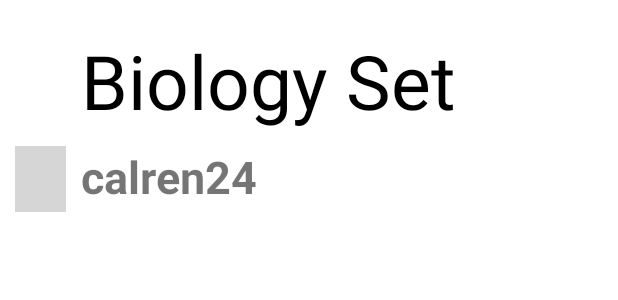
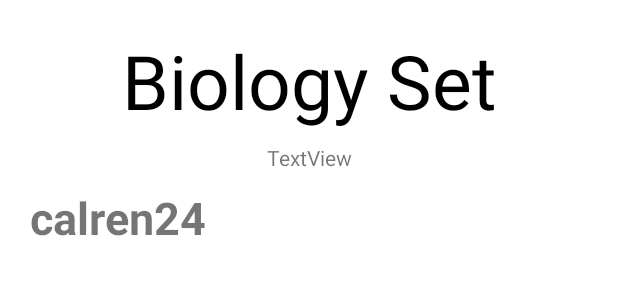
Before and after one commit to ProjectFlash/ProjectFlash, an Android app: the layout item_set.xml on its own in the app's theme, with its tools: preview values and no code run, on a phone screen of 412 x 824 dp. Shown: the top 300 px of the screen. Run offline under Robolectric (Android 15) with nearby library versions, the phone set to English and light mode, and no system bars; grey boxes are pictures that could not be loaded.

```diff
--- a/app/src/main/java/com/rkpandey/quizlet_wireframe/MainActivity.kt
+++ b/app/src/main/java/com/rkpandey/quizlet_wireframe/MainActivity.kt
@@ -28,9 +28,9 @@ class MainActivity : AppCompatActivity() {
             }
         }
         this.findViewById<Button>(R.id.signinbutton).setOnClickListener{
-            Log.i("Test", "This works")
-            val intent = Intent(this, Signinpage::class.java)
+            val intent = Intent(this@MainActivity, Signinpage::class.java)
             startActivity(intent)
+            finish()
         }
     }
 
@@ -45,7 +45,7 @@ class MainActivity : AppCompatActivity() {
                     } else {
                         if (cards != null) {
                             for (card in cards){
-                             Log.i("MainActivity", "Card: " + card.getWord())
+                             Log.i("MainActivity", "User: " + card.getUser())
                             }
                         }
                     }
--- a/app/src/main/res/layout/item_set.xml
+++ b/app/src/main/res/layout/item_set.xml
@@ -7,35 +7,39 @@
     android:layout_margin="10dp"
     >
 
-    <ImageView
-        android:id="@+id/ivProfileImage"
-        android:layout_width="34dp"
-        android:layout_height="44dp"
-        app:layout_constraintStart_toStartOf="parent"
-        app:layout_constraintTop_toTopOf="@id/tvUsername"
-        app:layout_constraintEnd_toStartOf="@id/tvUsername"
-        tools:srcCompat="@tools:sample/avatars" />
     <TextView
         android:id="@+id/tvUsername"
         android:layout_width="wrap_content"
         android:layout_height="wrap_content"
         android:layout_margin="10dp"
+        android:layout_marginTop="64dp"
         android:textSize="30dp"
         android:textStyle="bold"
-        app:layout_constraintStart_toEndOf="@+id/ivProfileImage"
-        app:layout_constraintTop_toBottomOf="@id/tvPostBody"
-        tools:text="calren24"/>
+        app:layout_constraintStart_toStartOf="parent"
+        app:layout_constraintTop_toBottomOf="@+id/tvDefinition"
+        tools:text="calren24" />
+
     <TextView
         android:id="@+id/tvPostBody"
         android:layout_width="wrap_content"
         android:layout_height="wrap_content"
         android:layout_margin="10dp"
+        android:layout_marginTop="28dp"
         android:textColor="@color/black"
         android:textSize="50dp"
+        app:layout_constrainedWidth="true"
+        app:layout_constraintEnd_toEndOf="parent"
+        app:layout_constraintStart_toStartOf="parent"
         app:layout_constraintTop_toTopOf="parent"
-        app:layout_constraintStart_toEndOf="@+id/ivProfileImage"
-        app:layout_constraintHorizontal_bias="0.0"
+        tools:text="Biology Set" />
+
+    <TextView
+        android:id="@+id/tvDefinition"
+        android:layout_width="wrap_content"
+        android:layout_height="wrap_content"
+        android:layout_marginTop="8dp"
+        android:text="TextView"
         app:layout_constraintEnd_toEndOf="parent"
-        app:layout_constrainedWidth="true"
-        tools:text="Biology Set"/>
+        app:layout_constraintStart_toStartOf="parent"
+        app:layout_constraintTop_toBottomOf="@+id/tvPostBody" />
 </androidx.constraintlayout.widget.ConstraintLayout>
```
Also changed, not shown: app/src/main/java/com/rkpandey/quizlet_wireframe/Homepage.kt (+45 -15 lines), app/src/main/java/com/rkpandey/quizlet_wireframe/Postadapter.kt (+22 -10 lines), app/src/main/java/com/rkpandey/quizlet_wireframe/Signinpage.kt (+4 -3 lines).
